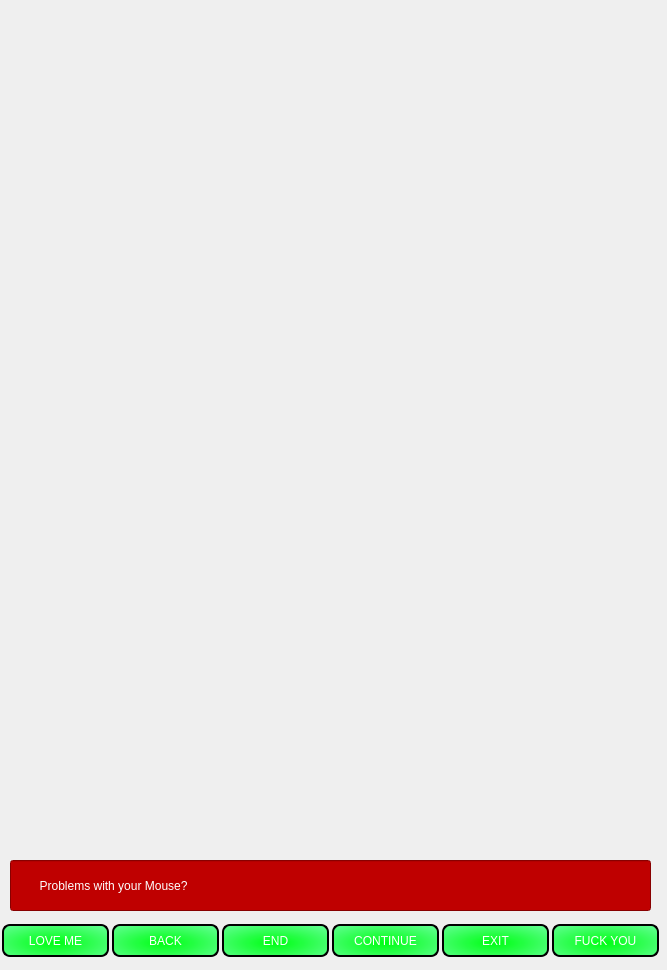
This is egg3.ui in fayezbk/Person as Qt 5 draws it before an edit. The edited form follows.
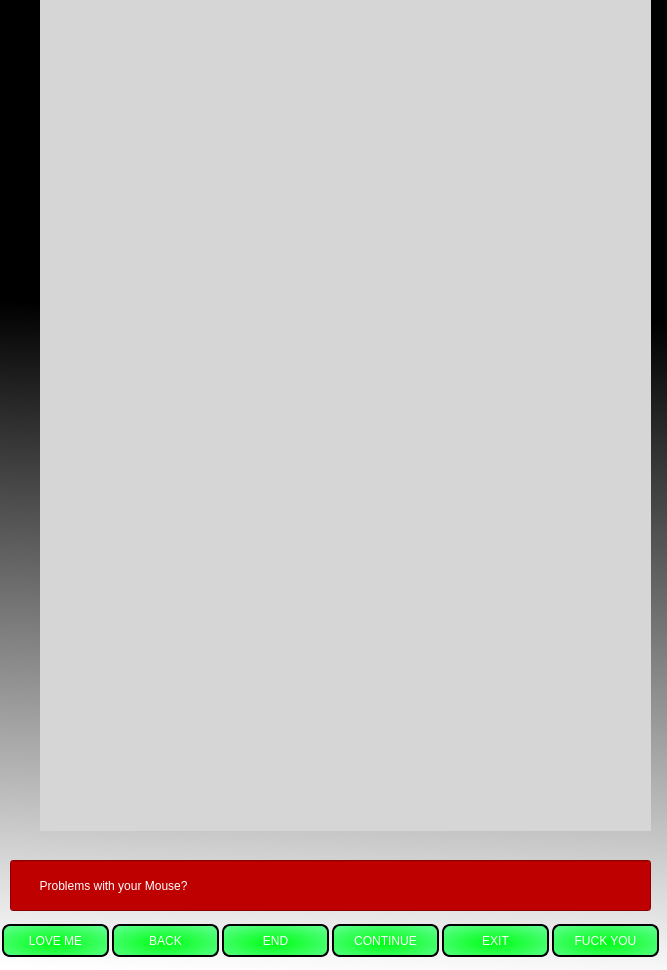
This is the edited form.

Patch:
```diff
--- a/egg3.ui
+++ b/egg3.ui
@@ -13,6 +13,9 @@
   <property name="windowTitle">
    <string>Dialog</string>
   </property>
+  <property name="styleSheet">
+   <string notr="true">background-color: qlineargradient(spread:pad, x1:0.147727, y1:0.313, x2:0.131, y2:1, stop:0 rgba(0, 0, 0, 255), stop:1 rgba(255, 255, 255, 255));</string>
+  </property>
   <widget class="QLineEdit" name="lineEdit">
    <property name="geometry">
     <rect>
@@ -40,6 +43,9 @@
      <height>831</height>
     </rect>
    </property>
+   <property name="styleSheet">
+    <string notr="true">background-color: rgb(214, 214, 214);</string>
+   </property>
    <property name="text">
     <string/>
    </property>
```
